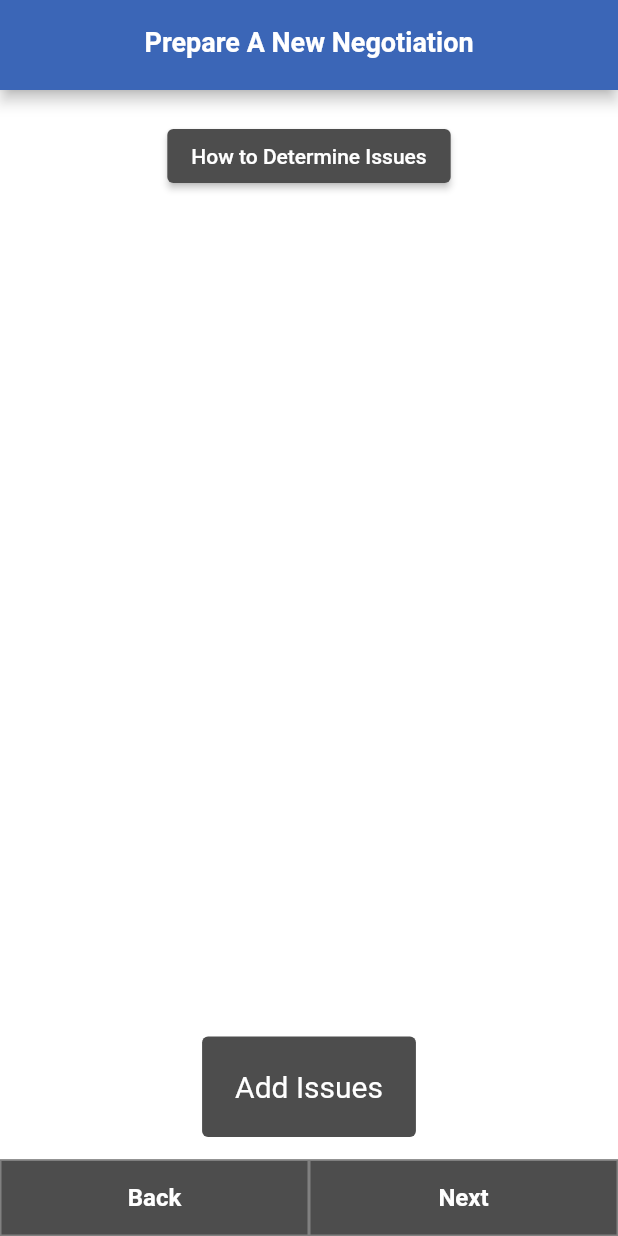
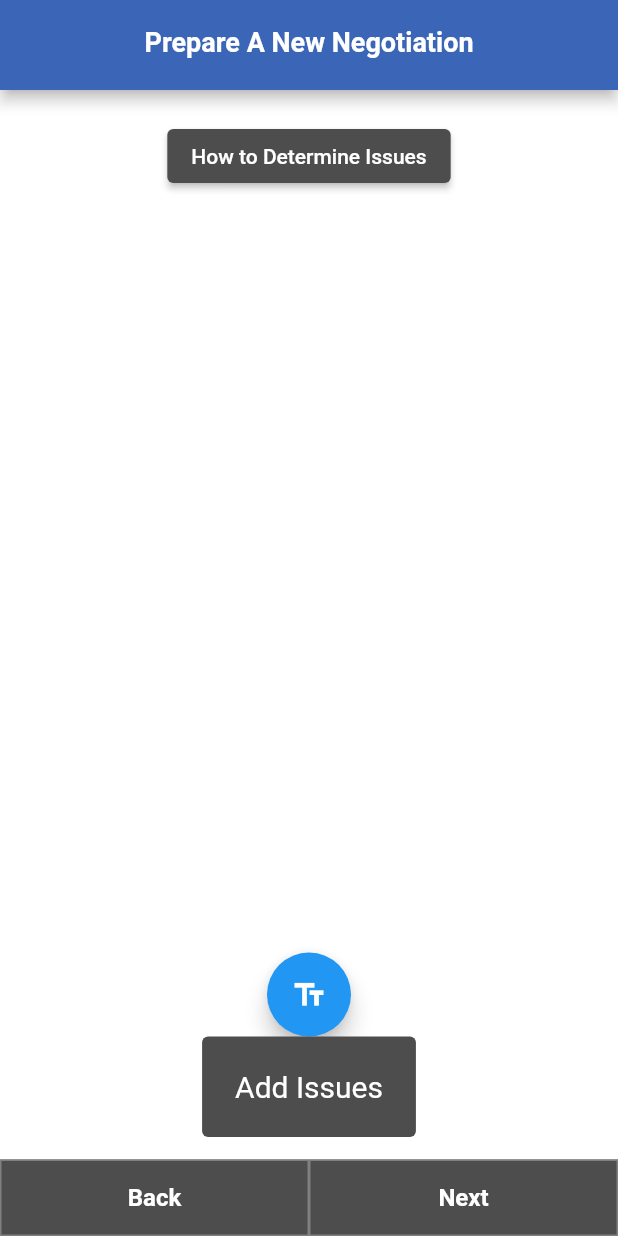
Before and after one commit to Spaghetti-Code-Inc/Negotiation-Planner, a Flutter app: the DetermineIssues screen opened directly, after a tap on "Add Issues", after a tap on the "delete" icon, on a phone screen of 412 x 824 dp. Run offline on Flutter 3.47's test engine with Material 2 defaults, Android fonts, the phone set to English and light mode, and no system bars; our stand-ins replace sqflite; accounts and stored records are empty.

Commit message:
Made a mess and added map of text controllers for each issue

```diff
--- a/lib/DetermineIssues.dart
+++ b/lib/DetermineIssues.dart
@@ -2,6 +2,7 @@
 
 import 'dart:math';
 
+import 'package:flutter/foundation.dart';
 import 'package:flutter/material.dart';
 import 'package:negotiation_tracker/StartNewNegotiation.dart';
 import 'package:negotiation_tracker/WeightIssues.dart';
@@ -17,14 +18,19 @@ class DetermineIssues extends StatefulWidget {
 
 class _DetermineIssuesState extends State<DetermineIssues> {
 
+
+  //animated list stuffs
   final _items = [];
 
   final GlobalKey<AnimatedListState> _key = GlobalKey();
+
+  final Map<String,TextEditingController> _controllers = {};
 
   void _addIssues() {
     print('Add issues button clicked');
     _items.insert(0, 'Issue ${_items.length + 1}');
     _key.currentState!.insertItem(0, duration: const Duration(milliseconds: 200));
+    _controllers[_items.length.toString()] = TextEditingController();
   }
 
   void _removeIssue(int index) {
@@ -42,10 +48,13 @@ class _DetermineIssuesState extends State<DetermineIssues> {
       );
     }, duration : const Duration(milliseconds: 200));
     _items.removeAt(index);
+    _controllers.remove(index.toString());
   }
 
   @override
   Widget build(BuildContext context) {
+
+    int OOF = 0;
     return Scaffold(
       backgroundColor: const Color(0xffffffff),
       appBar: const PrepareBar(),
@@ -112,6 +121,8 @@ class _DetermineIssuesState extends State<DetermineIssues> {
                               style: const TextStyle(
                                 color: Color(0xFFFFFFFF),
                               ),
+                              controller: _controllers[index.toString()],
+                              onChanged: (text) {print(_controllers[index.toString()]?.text);},
                             ),
                             /*title: Text(_items[index],
                                 style:
@@ -129,8 +140,25 @@ class _DetermineIssuesState extends State<DetermineIssues> {
                 } // item builder
             ),
           ),
-          Container(
-            child: Column(
+          FloatingActionButton(
+            // When the user presses the button, show an alert dialog containing
+            // the text that the user has entered into the text field.
+            onPressed: () {
+              showDialog(
+                context: context,
+                builder: (context) {
+                  return AlertDialog(
+                    // Retrieve the text that the user has entered by using the
+                    // TextEditingController.
+                    content: Text(_controllers["0"]!.text),
+                  );
+                },
+              );
+            },
+            tooltip: 'Show me the value!',
+            child: const Icon(Icons.text_fields),
+          ),
+          Column(
             children: [
               Container(
                 margin: const EdgeInsets.only(bottom: 15),
@@ -147,14 +175,10 @@ class _DetermineIssuesState extends State<DetermineIssues> {
               ),
               NextBar(const WeightIssues()),
             ],
-            )
-          )
+          ),
         ]
       )
     );
+
   }
 }
-
-abstract class ListItem {
-  Widget TextField();
-}
```
Lines whose indentation alone changed are shown as unchanged.
